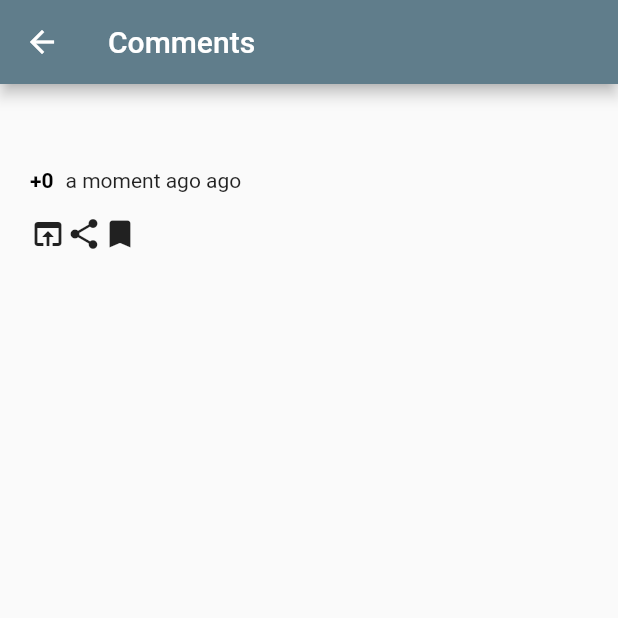
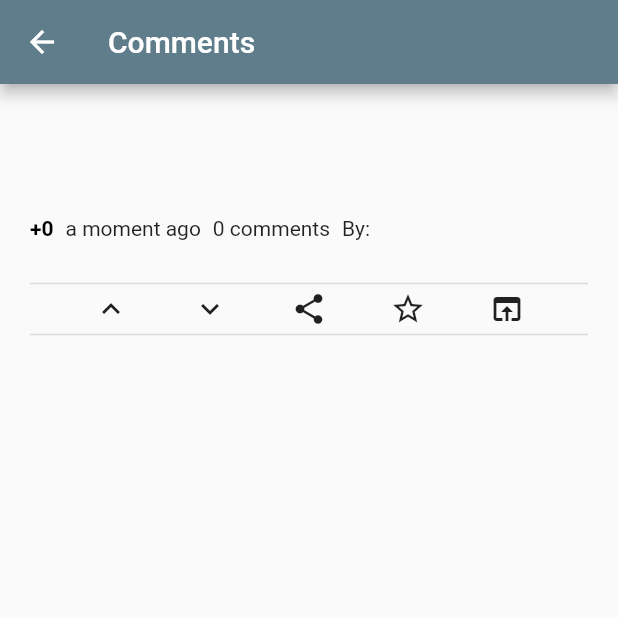
Before and after one commit to wsloth/Index, a Flutter app: the ArticlePage screen opened directly with empty values, on a phone screen of 412 x 824 dp, the top half of it. Run offline on Flutter 3.47's test engine with Material 2 defaults, Android fonts, the phone set to English and light mode, and no system bars; drawn by our look-alikes of flutter_html; our stand-ins replace timeago; network calls fail.

Commit message:
Add stylized article detail page
Without comments for now

```diff
--- a/lib/models/article-model.dart
+++ b/lib/models/article-model.dart
@@ -1,4 +1,6 @@
 class ArticleModel {
+
+  // TODO: Add more friendly property names that can be used with multiple news sources
   final String author;
   final String title;
   final String url;
@@ -29,7 +31,7 @@ class ArticleModel {
       url: json['url'],
       time: DateTime.fromMillisecondsSinceEpoch(time * 1000, isUtc: true),
       score: json['score'],
-      text: json['text'] != null ? json['text'] : "",
+      text: json['text'],
       type: json['type'],
       descendants: json['descendants'],
       // TODO: Cast to List<int> or some sort of observable
--- /dev/null
+++ b/lib/utils/theming.dart
@@ -0,0 +1,9 @@
+import 'package:flutter/material.dart';
+
+class Theming {
+  /// Check if we are running in dark or light mode
+  static bool isDarkMode(BuildContext context) {
+    final ThemeData mode = Theme.of(context);
+    return mode.brightness == Brightness.dark;
+  }
+}
--- a/lib/views/pages/article-page.dart
+++ b/lib/views/pages/article-page.dart
@@ -1,5 +1,6 @@
 import 'package:flutter/material.dart';
 import 'package:flutter_html/flutter_html.dart';
+import 'package:index/widgets/separator.dart';
 import 'package:timeago/timeago.dart' as timeago;
 
 import 'package:index/models/article-model.dart';
@@ -31,38 +32,66 @@ class _ArticlePageState extends State<ArticlePage> {
 
   @override
   Widget build(BuildContext context) {
+    // TODO: Abstract away, probably generate link to HN post if URL not available
+    final bool articleHasUrl = _article.url != null;
+    final bool articleHasBody = _article.text != null;
+
     return Scaffold(
         appBar: AppBar(
           title: Text('Comments'),
         ),
         body: Container(
             padding: EdgeInsets.all(20),
-        child: Column(
-          children: [
+            child: Column(children: [
               // Title
               Text(_article.title, style: Theme.of(context).textTheme.headline5),
+              SizedBox(height: 12),
+
+              // Full URL
+              articleHasUrl
+                  ? Text(_article.url, style: TextStyle(fontSize: 14))
+                  : Container(),
+              articleHasUrl ? SizedBox(height: 12) : Container(),
 
               // Infobar
               Container(
-              margin: EdgeInsets.only(top: 8),
                 child: Row(children: [
-                Container(child: getArticleScoreStylizedText(context, _article.score), margin: EdgeInsets.only(right: 8)),
-                Container(child: Text("${timeago.format(_article.time)} ago"),margin: EdgeInsets.only(right: 8)),
+                  Container(
+                      child:
+                          getArticleScoreStylizedText(context, _article.score),
+                      margin: EdgeInsets.only(right: 8)),
+                  Container(
+                      child: Text(timeago.format(_article.time)),
+                      margin: EdgeInsets.only(right: 8)),
+                  Container(
+                      child: Text("${_article.descendants} comments"),
+                      margin: EdgeInsets.only(right: 8)),
+                  Container(
+                      child: Text("By: ${_article.author}"),
+                      margin: EdgeInsets.only(right: 8)),
                 ]),
               ),
 
               // Optional text content
-            Html(data: _article.text),
+              articleHasBody ? SizedBox(height: 8) : Container(),
+              articleHasBody ? Html(data: _article.text) : Container(),
 
               // Action bar
-            Row(children: [
+              Separator(),
+              Row(
+                mainAxisAlignment: MainAxisAlignment.spaceEvenly,
+                children: [
+                  Icon(Icons.keyboard_arrow_up),
+                  Icon(Icons.keyboard_arrow_down),
+                  Icon(Icons.share),
+                  Icon(Icons.star_border),
                   Icon(Icons.open_in_browser),
-              Icon(Icons.share),
-              Icon(Icons.bookmark),
-            ])
-          ]
-        )
-      )
+                ],
+              ),
+              Separator(),
+            ],
+          ),
+      ),
     );
   }
 }
--- a/lib/views/pages/front-page.dart
+++ b/lib/views/pages/front-page.dart
@@ -41,7 +41,7 @@ class _FrontPageState extends State<FrontPage> {
           crossAxisAlignment: CrossAxisAlignment.baseline,
           children: [
             Container(child: getArticleScoreStylizedText(context, article.score), margin: EdgeInsets.only(right: 8)),
-            Container(child: Text("${timeago.format(article.time)} ago"),margin: EdgeInsets.only(right: 8)),
+            Container(child: Text(timeago.format(article.time)), margin: EdgeInsets.only(right: 8)),
             getReadableUrlWidget(article.url),
           ]
         ),
--- a/lib/widgets/article.dart
+++ b/lib/widgets/article.dart
@@ -1,17 +1,17 @@
 import 'package:flutter/material.dart';
+import 'package:index/utils/theming.dart';
 
 /// Calculates the intensity of the redness, based on the weight of
 /// the score. When the app is being used in light mode, it will
 /// calculated based on the color black. When used in dark mode, it
 /// will calculate based on the color white.
 Color calculateArticleScoreRGBA(BuildContext context, int score) {
-  // Check if we are running in dark or light mode
-  final ThemeData mode = Theme.of(context);
-  final bool isDarkMode = mode.brightness == Brightness.dark;
+  final bool isDarkMode = Theming.isDarkMode(context);
 
   // Calculate how intensely red the score should
   final int tempCalculatedRedBasedOnScore = (score / 1.5).floor();
-  final int calculatedRedForLightMode = tempCalculatedRedBasedOnScore > 255 ? 255 : tempCalculatedRedBasedOnScore;
+  final int calculatedRedForLightMode =
+      tempCalculatedRedBasedOnScore > 255 ? 255 : tempCalculatedRedBasedOnScore;
   final int calculatedRed = isDarkMode ? 255 : calculatedRedForLightMode;
   final int calculatedGreen = isDarkMode ? 255 - calculatedRedForLightMode : 0;
   final int calculatedBlue = isDarkMode ? 255 - calculatedRedForLightMode : 0;
@@ -24,6 +24,9 @@ Color calculateArticleScoreRGBA(BuildContext context, int score) {
   );
 }
 
+/// Gets the article score, stylized based on the amount of points.
+/// Higher score means a more red color, to indicate the article is
+/// on fire 🔥
 Widget getArticleScoreStylizedText(BuildContext context, int score) {
   final Color textColor = calculateArticleScoreRGBA(context, score);
 
--- /dev/null
+++ b/lib/widgets/separator.dart
@@ -0,0 +1,16 @@
+import 'package:flutter/material.dart';
+import 'package:index/utils/theming.dart';
+
+/// Generates a separator line which automatically
+/// re-styles based on the theme.
+class Separator extends StatelessWidget {
+  @override
+  Widget build(BuildContext context) {
+    final bool isDarkMode = Theming.isDarkMode(context);
+    return Divider(
+      color: isDarkMode ? Colors.grey : Colors.black12,
+      height: 10,
+      thickness: 1,
+    );
+  }
+}
```
Also changed, not shown: 1 other file. Lines whose indentation alone changed are shown as unchanged.
